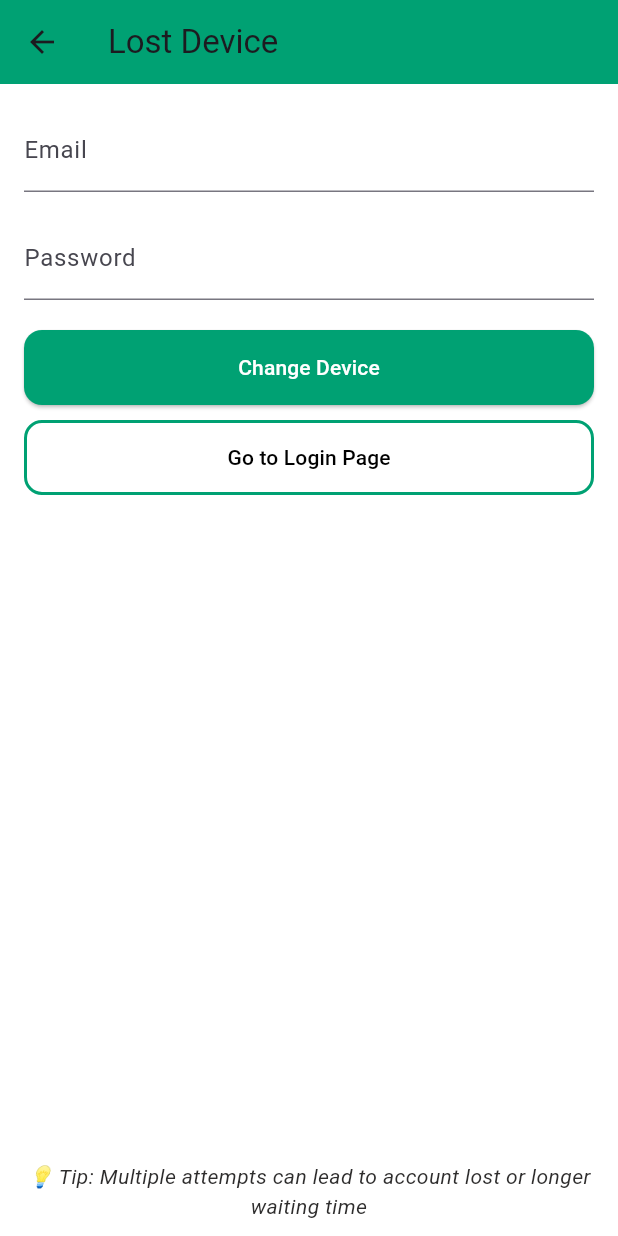
After one commit to shhossain/qr_attendance, a Flutter app: the LostDevice screen opened by its route, on a phone screen of 412 x 824 dp. The commit adds this screen. Run offline on Flutter 3.47's test engine with Material 3 defaults, Android fonts, the light colour scheme and no system bars; our stand-ins replace cloud_firestore, device_info_plus, firebase_auth, firebase_core; accounts and stored records are empty; network calls fail.

Commit message:
bug fixes in device binding

```diff
--- a/lib/main.dart
+++ b/lib/main.dart
@@ -1,6 +1,7 @@
 import 'package:basic_flutter/login_page.dart';
 import 'package:basic_flutter/register_page.dart';
 import 'package:basic_flutter/sub_pages/firebase_options.dart';
+import 'package:basic_flutter/sub_pages/lost_device.dart';
 import 'package:basic_flutter/sub_pages/routes.dart';
 import 'package:basic_flutter/student_profile.dart';
 import 'package:basic_flutter/teacher_profile.dart';
@@ -33,8 +34,10 @@ class MyApp extends StatelessWidget {
 
     if (userType == 'student') {
       return const StudentProfile();
+    } else if (userType == 'teacher') {
+      return const TeacherProfile();
     } else {
-      return const TeacherProfile();
+      return const Login();
     }
   }
 
@@ -52,6 +55,7 @@ class MyApp extends StatelessWidget {
         register: (context) => const Register(),
         student: (context) => const StudentProfile(),
         teacher: (context) => const TeacherProfile(),
+        lostdevice: (context) => const LostDevice(),
       },
 
       home: FutureBuilder<Widget>(
--- /dev/null
+++ b/lib/sub_pages/lost_device.dart
@@ -0,0 +1,220 @@
+import 'package:basic_flutter/sub_pages/routes.dart';
+import 'package:flutter/material.dart';
+import 'package:firebase_auth/firebase_auth.dart';
+import 'package:cloud_firestore/cloud_firestore.dart';
+import 'package:device_info_plus/device_info_plus.dart';
+import 'package:firebase_core/firebase_core.dart';
+import 'firebase_options.dart';
+
+class LostDevice extends StatefulWidget {
+  const LostDevice({super.key});
+
+  @override
+  State<LostDevice> createState() => _LostDeviceState();
+}
+
+class _LostDeviceState extends State<LostDevice> {
+  final TextEditingController _email = TextEditingController();
+  final TextEditingController _password = TextEditingController();
+
+  Future<String> _getDeviceId() async {
+    final deviceInfo = DeviceInfoPlugin();
+    final androidInfo = await deviceInfo.androidInfo;
+    return androidInfo.id; // unique ID
+  }
+
+  Future<void> _login() async {
+    final email = _email.text.trim();
+    final password = _password.text.trim();
+
+    try {
+      final userCred = await FirebaseAuth.instance.signInWithEmailAndPassword(
+        email: email,
+        password: password,
+      );
+
+      final uid = userCred.user?.uid;
+      if (uid == null) return;
+
+      final newDeviceId = await _getDeviceId();
+      final userDoc = FirebaseFirestore.instance.collection("users").doc(uid);
+
+      final snapshot = await userDoc.get();
+      if (!snapshot.exists) return;
+
+      final data = snapshot.data()!;
+      final lastRequest = data["lostDeviceRequestedAt"] as Timestamp?;
+
+      // cooldown check (only show date)
+      final now = DateTime.now();
+      if (lastRequest != null) {
+        final nextAllowed = lastRequest.toDate().add(const Duration(days: 30));
+        if (now.isBefore(nextAllowed)) {
+          final formattedDate =
+              "${nextAllowed.day}-${nextAllowed.month}-${nextAllowed.year}";
+          _showError("You can change your device again after: $formattedDate");
+          return;
+        }
+      }
+
+      // confirmation popup
+      final confirm = await showDialog<bool>(
+        context: context,
+        builder: (ctx) => AlertDialog(
+          title: const Text("Confirm Device Change"),
+          content: const Text(
+            "Same device can banned both account. Do you want to proceed?",
+          ),
+          actions: [
+            TextButton(
+              onPressed: () => Navigator.pop(ctx, false),
+              child: const Text("Cancel"),
+            ),
+            TextButton(
+              onPressed: () => Navigator.pop(ctx, true),
+              child: const Text("Proceed"),
+            ),
+          ],
+        ),
+      );
+
+      if (confirm == true) {
+        await userDoc.update({
+          "DeviceId": newDeviceId,
+          "lostDeviceRequestedAt": FieldValue.serverTimestamp(),
+        });
+        await FirebaseAuth.instance.signOut();
+
+        // ✅ Success popup
+        await showDialog(
+          context: context,
+          barrierDismissible: false, // must press OK
+          builder: (ctx) => AlertDialog(
+            title: const Text("Success"),
+            content: const Text("Device change successful."),
+            actions: [
+              TextButton(
+                onPressed: () => Navigator.pop(ctx),
+                child: const Text("OK"),
+              ),
+            ],
+          ),
+        );
+        if (mounted) {
+          Navigator.of(
+            context,
+          ).pushNamedAndRemoveUntil(login, (route) => false);
+        }
+      } else {
+        await FirebaseAuth.instance.signOut();
+      }
+    } on FirebaseAuthException catch (e) {
+      _showError("Login failed: ${e.message}");
+    }
+  }
+
+  void _showError(String msg) {
+    ScaffoldMessenger.of(
+      context,
+    ).showSnackBar(SnackBar(content: Text(msg), backgroundColor: Colors.red));
+  }
+
+  @override
+  Widget build(BuildContext context) {
+    return FutureBuilder(
+      future: Firebase.initializeApp(
+        options: DefaultFirebaseOptions.currentPlatform,
+      ),
+      builder: (context, snapshot) {
+        if (snapshot.connectionState == ConnectionState.waiting) {
+          return const Scaffold(
+            body: Center(child: CircularProgressIndicator()),
+          );
+        }
+
+        return Scaffold(
+          backgroundColor: Colors.white,
+          appBar: AppBar(
+            backgroundColor: const Color.fromARGB(255, 0, 161, 115),
+            title: const Text("Lost Device"),
+            elevation: 0,
+          ),
+          body: Padding(
+            padding: const EdgeInsets.all(16),
+            child: SingleChildScrollView(
+              child: Column(
+                children: [
+                  TextField(
+                    controller: _email,
+                    decoration: const InputDecoration(labelText: "Email"),
+                    keyboardType: TextInputType.emailAddress,
+                    enableSuggestions: true,
+                  ),
+                  const SizedBox(height: 16),
+                  TextField(
+                    controller: _password,
+                    obscureText: true,
+                    decoration: const InputDecoration(labelText: "Password"),
+                  ),
+                  const SizedBox(height: 20),
+                  SizedBox(
+                    width: double.infinity,
+                    height: 50,
+                    child: ElevatedButton(
+                      style: ElevatedButton.styleFrom(
+                        backgroundColor: const Color.fromARGB(255, 0, 161, 115),
+                        foregroundColor: Colors.white,
+                        shape: RoundedRectangleBorder(
+                          borderRadius: BorderRadius.circular(12),
+                        ),
+                      ),
+                      onPressed: _login,
+                      child: const Text("Change Device"),
+                    ),
+                  ),
+                  const SizedBox(height: 10),
+                  SizedBox(
+                    width: double.infinity,
+                    height: 50,
+                    child: OutlinedButton(
+                      style: OutlinedButton.styleFrom(
+                        side: const BorderSide(
+                          color: Color.fromARGB(255, 0, 161, 115),
+                          width: 2,
+                        ),
+                        backgroundColor: Colors.transparent,
+                        foregroundColor: Colors.black,
+                        shape: RoundedRectangleBorder(
+                          borderRadius: BorderRadius.circular(12),
+                        ),
+                      ),
+                      onPressed: () async {
+                        await FirebaseAuth.instance.signOut();
+                        Navigator.of(
+                          context,
+                        ).pushNamedAndRemoveUntil(login, (route) => false);
+                      },
+                      child: const Text("Go to Login Page"),
+                    ),
+                  ),
+                ],
+              ),
+            ),
+          ),
+          bottomNavigationBar: Padding(
+            padding: const EdgeInsets.only(bottom: 10),
+            child: Text(
+              "💡 Tip: Multiple attempts can lead to account lost or longer waiting time",
+              textAlign: TextAlign.center,
+              style: TextStyle(
+                fontSize: 14,
+                color: const Color.fromARGB(255, 46, 45, 45),
+                fontStyle: FontStyle.italic,
+              ),
+            ),
+          ),
+        );
+      },
+    );
+  }
+}
--- a/lib/sub_pages/routes.dart
+++ b/lib/sub_pages/routes.dart
@@ -1,5 +1,7 @@
+
 const login = '/login/';
 const register = '/register/';
 const home = '/home/';
 const student = '/student/';
 const teacher = '/teacher/';
+const lostdevice = '/lostdevice/';
--- a/pubspec.yaml
+++ b/pubspec.yaml
@@ -39,6 +39,7 @@ dependencies:
   firebase_core: ^4.1.0
   http: ^1.5.0
   device_info_plus: ^11.5.0
+  google_sign_in: ^7.1.1
 
 dev_dependencies:
   flutter_test:
```
Also changed, not shown: lib/login_page.dart (+92 -66 lines), lib/register_page.dart (+12 -1 lines), lib/sub_pages/menu_button.dart (+29 -1 lines), pubspec.lock.
